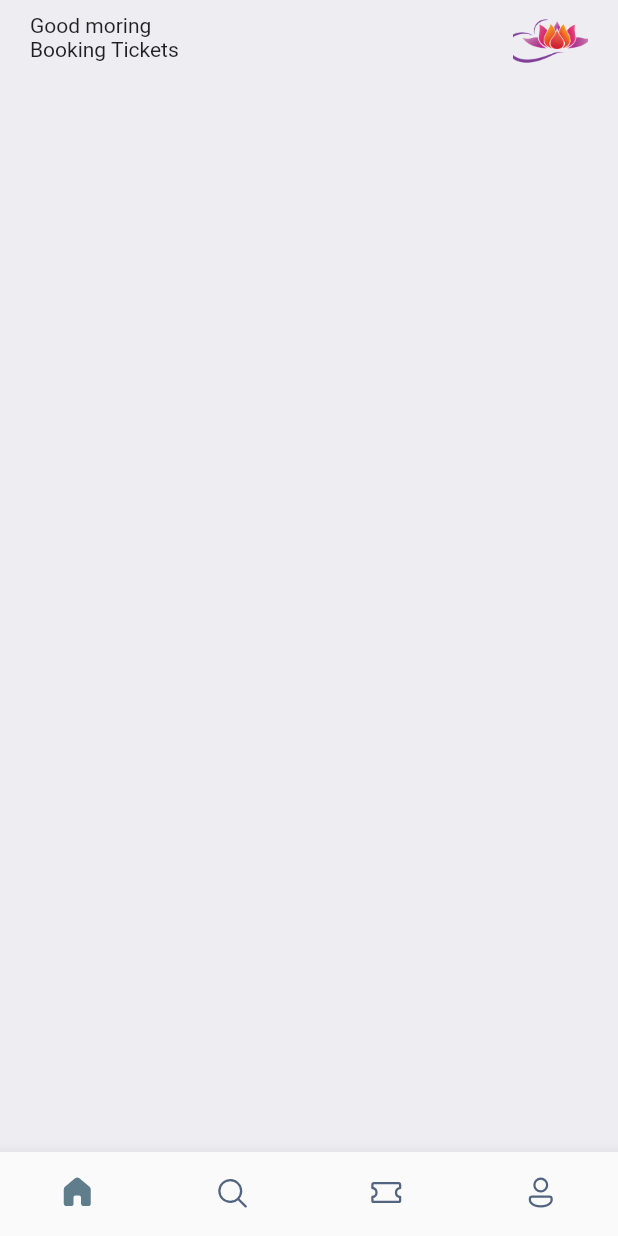
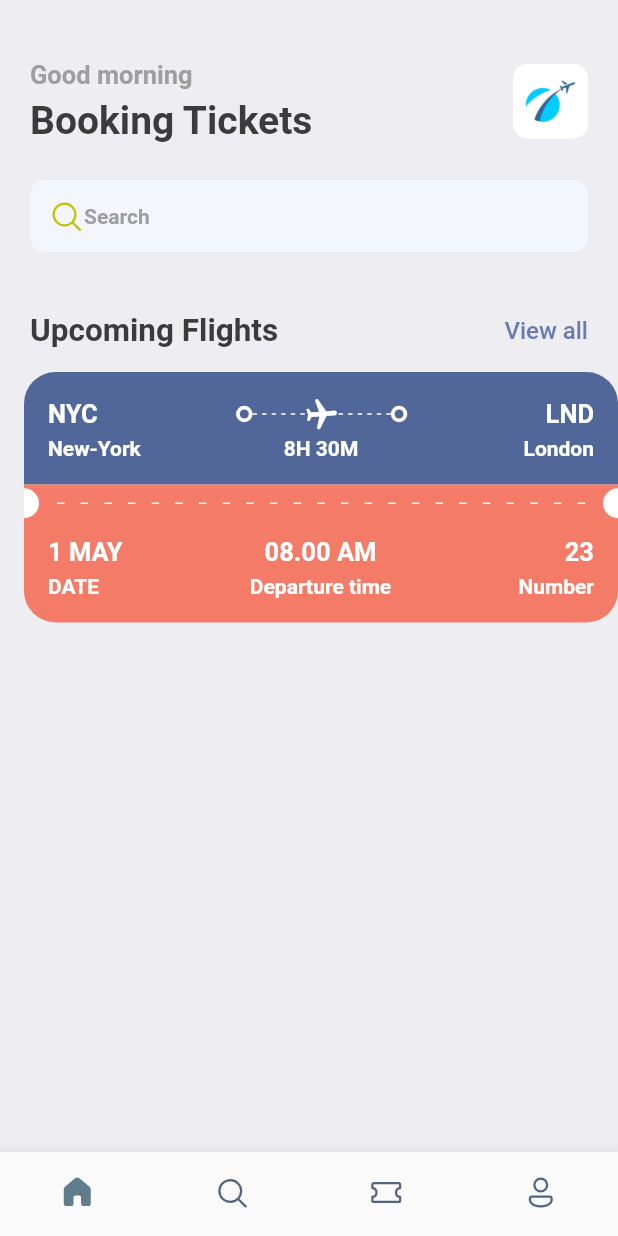
Before and after one commit to Malao-Ang/flutter-ui-Ticket-Booking-App, a Flutter app: the screen it shows after launch, on a phone screen of 412 x 824 dp. Run offline on Flutter 3.47's test engine with Material 2 defaults, Android fonts, the phone set to English and light mode, and no system bars; our stand-ins replace fluentui_icons, gap.

```diff
--- a/lib/main.dart
+++ b/lib/main.dart
@@ -1,4 +1,5 @@
 import 'package:booking_app/screens/bottom_bar.dart';
+import 'package:booking_app/utils/app_styles.dart';
 import 'package:flutter/material.dart';
 
 void main() {
@@ -14,9 +15,7 @@ class MyApp extends StatelessWidget {
     return MaterialApp(
       title: 'Flutter Demo',
       debugShowCheckedModeBanner: false,
-      theme: ThemeData(
-        primarySwatch: Colors.blue,
-      ),
+      theme: ThemeData(primaryColor: primary),
       home: const BottomBar(),
     );
   }
--- a/lib/screens/home_screen.dart
+++ b/lib/screens/home_screen.dart
@@ -1,6 +1,10 @@
+import 'package:booking_app/screens/ticket_view.dart';
+import 'package:booking_app/utils/app_styles.dart';
+import 'package:fluentui_icons/fluentui_icons.dart';
 import 'package:flutter/material.dart';
 import 'package:flutter/src/widgets/framework.dart';
 import 'package:flutter/src/widgets/placeholder.dart';
+import 'package:gap/gap.dart';
 
 class HomeScreen extends StatelessWidget {
   const HomeScreen({super.key});
@@ -8,19 +12,30 @@ class HomeScreen extends StatelessWidget {
   @override
   Widget build(BuildContext context) {
     return Scaffold(
-      backgroundColor: Color(0xFFeeedf2),
+      backgroundColor: Styles.bgColor,
       body: ListView(
         children: [
           Container(
             padding: const EdgeInsets.symmetric(horizontal: 20),
             child: Column(
               children: [
+                const Gap(40),
                 Row(
                   mainAxisAlignment: MainAxisAlignment.spaceBetween,
                   children: [
                     Column(
                       crossAxisAlignment: CrossAxisAlignment.start,
-                      children: [Text("Good moring"), Text("Booking Tickets")],
+                      children: [
+                        Text(
+                          "Good morning",
+                          style: Styles.headLineStyle3,
+                        ),
+                        const Gap(5),
+                        Text(
+                          "Booking Tickets",
+                          style: Styles.headLineStyle1,
+                        )
+                      ],
                     ),
                     Container(
                       height: 50,
@@ -29,10 +44,60 @@ class HomeScreen extends StatelessWidget {
                           borderRadius: BorderRadius.circular(10),
                           image: DecorationImage(
                               fit: BoxFit.fitHeight,
-                              image: AssetImage("assets/images/img_1.png"))),
+                              image: AssetImage("assets/images/img_2.jpg"))),
                     )
                   ],
-                )
+                ),
+                const Gap(
+                  25,
+                ),
+                Container(
+                  padding:
+                      const EdgeInsets.symmetric(horizontal: 12, vertical: 12),
+                  decoration: BoxDecoration(
+                      borderRadius: BorderRadius.circular(10),
+                      color: const Color(0xFFF4F6FD)),
+                  child: Row(
+                    children: [
+                      const Icon(
+                        FluentSystemIcons.ic_fluent_search_regular,
+                        color: Color(0xFFBFC205),
+                      ),
+                      Text("Search", style: Styles.headLineStyle4)
+                    ],
+                  ),
+                ),
+                const Gap(40),
+                Row(
+                  mainAxisAlignment: MainAxisAlignment.spaceBetween,
+                  children: [
+                    Text(
+                      "Upcoming Flights",
+                      style: Styles.headLineStyle2,
+                    ),
+                    InkWell(
+                      onTap: () {
+                        print("view All");
+                      },
+                      child: Text(
+                        "View all",
+                        style: Styles.textStyle
+                            .copyWith(color: Styles.primaryColor),
+                      ),
+                    )
+                  ],
+                ),
+              ],
+            ),
+          ),
+          const Gap(15),
+          SingleChildScrollView(
+            scrollDirection: Axis.horizontal,
+            padding: const EdgeInsets.only(right: 20),
+            child: Row(
+              children: [
+                TicketView(),
+                TicketView(),
               ],
             ),
           )
--- /dev/null
+++ b/lib/screens/ticket_view.dart
@@ -0,0 +1,250 @@
+import 'package:booking_app/screens/widgets/thick_container.dart';
+import 'package:booking_app/utils/app_layout.dart';
+import 'package:booking_app/utils/app_styles.dart';
+import 'package:flutter/material.dart';
+import 'package:flutter/rendering.dart';
+import 'package:flutter/src/widgets/framework.dart';
+import 'package:flutter/src/widgets/placeholder.dart';
+import 'package:gap/gap.dart';
+
+class TicketView extends StatelessWidget {
+  const TicketView({super.key});
+
+  @override
+  Widget build(BuildContext context) {
+    final size = AppLayout.getSize(context);
+    return SizedBox(
+      width: size.width,
+      height: 200,
+      child: Container(
+        margin: const EdgeInsets.only(left: 16),
+        child: Column(children: [
+          /*
+
+
+          **showing the blue part if card
+
+          */
+          Container(
+            decoration: BoxDecoration(
+                color: const Color(0xFF526799),
+                borderRadius: const BorderRadius.only(
+                    topLeft: Radius.circular(21),
+                    topRight: Radius.circular(21))),
+            padding: const EdgeInsets.all(16),
+            child: Column(
+              children: [
+                Row(
+                  children: [
+                    Text(
+                      "NYC",
+                      style:
+                          Styles.headLineStyle3.copyWith(color: Colors.white),
+                    ),
+                    Expanded(child: Container()),
+                    ThickContainer(),
+                    Expanded(
+                        child: Stack(
+                      children: [
+                        SizedBox(
+                          height: 24,
+                          child: LayoutBuilder(
+                            builder: (BuildContext context,
+                                BoxConstraints constraints) {
+                              print(
+                                  "The width is ${constraints.constrainWidth()}");
+                              return Flex(
+                                direction: Axis.horizontal,
+                                mainAxisAlignment:
+                                    MainAxisAlignment.spaceBetween,
+                                mainAxisSize: MainAxisSize.max,
+                                children: List.generate(
+                                    (constraints.constrainWidth() / 6).floor(),
+                                    (index) => SizedBox(
+                                          width: 3,
+                                          height: 1,
+                                          child: DecoratedBox(
+                                              decoration: BoxDecoration(
+                                            color: Colors.white,
+                                          )),
+                                        )),
+                              );
+                            },
+                          ),
+                        ),
+                        Center(
+                          child: Transform.rotate(
+                            angle: 1.5,
+                            child: Icon(
+                              Icons.local_airport_rounded,
+                              color: Colors.white,
+                            ),
+                          ),
+                        ),
+                      ],
+                    )),
+                    ThickContainer(),
+                    const Spacer(),
+                    Text(
+                      "LND",
+                      style:
+                          Styles.headLineStyle3.copyWith(color: Colors.white),
+                    )
+                  ],
+                ),
+                const Gap(3),
+                Row(
+                  mainAxisAlignment: MainAxisAlignment.spaceBetween,
+                  children: [
+                    SizedBox(
+                      width: 100,
+                      child: Text(
+                        'New-York',
+                        style:
+                            Styles.headLineStyle4.copyWith(color: Colors.white),
+                      ),
+                    ),
+                    Text(
+                      "8H 30M",
+                      style:
+                          Styles.headLineStyle4.copyWith(color: Colors.white),
+                    ),
+                    SizedBox(
+                      width: 100,
+                      child: Text(
+                        'London',
+                        textAlign: TextAlign.end,
+                        style:
+                            Styles.headLineStyle4.copyWith(color: Colors.white),
+                      ),
+                    )
+                  ],
+                )
+              ],
+            ),
+          )
+          /*
+        show the orange part of the card/ticket
+
+         */
+          ,
+          Container(
+            color: Styles.orangeColor,
+            child: Row(children: [
+              SizedBox(
+                height: 20,
+                width: 10,
+                child: DecoratedBox(
+                    decoration: BoxDecoration(
+                        color: Colors.white,
+                        borderRadius: BorderRadius.only(
+                            topRight: Radius.circular(10),
+                            bottomRight: Radius.circular(10)))),
+              ),
+              Expanded(
+                  child: Padding(
+                padding: const EdgeInsets.all(12.0),
+                child: LayoutBuilder(builder:
+                    (BuildContext context, BoxConstraints constraints) {
+                  return Flex(
+                    direction: Axis.horizontal,
+                    mainAxisAlignment: MainAxisAlignment.spaceBetween,
+                    mainAxisSize: MainAxisSize.max,
+                    children: List.generate(
+                        (constraints.constrainWidth() / 15).floor(),
+                        (index) => SizedBox(
+                              width: 5,
+                              height: 1,
+                              child: DecoratedBox(
+                                  decoration:
+                                      BoxDecoration(color: Colors.white)),
+                            )),
+                  );
+                }),
+              )),
+              SizedBox(
+                height: 20,
+                width: 10,
+                child: DecoratedBox(
+                    decoration: BoxDecoration(
+                        color: Colors.white,
+                        borderRadius: BorderRadius.only(
+                            topLeft: Radius.circular(10),
+                            bottomLeft: Radius.circular(10)))),
+              )
+            ]),
+          )
+          /*
+  bottom part of the orange card/ticket
+
+       */
+          ,
+          Container(
+            decoration: BoxDecoration(
+                color: Styles.orangeColor,
+                borderRadius: const BorderRadius.only(
+                    bottomLeft: Radius.circular(21),
+                    bottomRight: Radius.circular(21))),
+            padding:
+                const EdgeInsets.only(left: 16, top: 10, right: 16, bottom: 16),
+            child: Column(children: [
+              Row(
+                mainAxisAlignment: MainAxisAlignment.spaceBetween,
+                children: [
+                  Column(
+                    crossAxisAlignment: CrossAxisAlignment.start,
+                    children: [
+                      Text(
+                        "1 MAY",
+                        style:
+                            Styles.headLineStyle3.copyWith(color: Colors.white),
+                      ),
+                      const Gap(5),
+                      Text(
+                        "DATE",
+                        style:
+                            Styles.headLineStyle4.copyWith(color: Colors.white),
+                      )
+                    ],
+                  ),
+                  Column(
+                    crossAxisAlignment: CrossAxisAlignment.center,
+                    children: [
+                      Text(
+                        "08.00 AM",
+                        style:
+                            Styles.headLineStyle3.copyWith(color: Colors.white),
+                      ),
+                      const Gap(5),
+                      Text(
+                        "Departure time",
+                        style:
+                            Styles.headLineStyle4.copyWith(color: Colors.white),
+                      )
+                    ],
+                  ),
+                  Column(
+                    crossAxisAlignment: CrossAxisAlignment.end,
+                    children: [
+                      Text(
+                        "23",
+                        style:
+                            Styles.headLineStyle3.copyWith(color: Colors.white),
+                      ),
+                      const Gap(5),
+                      Text(
+                        "Number",
+                        style:
+                            Styles.headLineStyle4.copyWith(color: Colors.white),
+                      )
+                    ],
+                  )
+                ],
+              )
+            ]),
+          )
+        ]),
+      ),
+    );
+  }
+}
--- /dev/null
+++ b/lib/screens/widgets/thick_container.dart
@@ -0,0 +1,18 @@
+import 'package:flutter/material.dart';
+import 'package:flutter/src/widgets/framework.dart';
+import 'package:flutter/src/widgets/placeholder.dart';
+import 'package:flutter/widgets.dart';
+
+class ThickContainer extends StatelessWidget {
+  const ThickContainer({super.key});
+
+  @override
+  Widget build(BuildContext context) {
+    return Container(
+      padding: const EdgeInsets.all(3.0),
+      decoration: BoxDecoration(
+          borderRadius: BorderRadius.circular(20),
+          border: Border.all(width: 2.5, color: Colors.white)),
+    );
+  }
+}
--- /dev/null
+++ b/lib/utils/app_layout.dart
@@ -0,0 +1,7 @@
+import 'package:flutter/material.dart';
+
+class AppLayout {
+  static getSize(BuildContext context) {
+    return MediaQuery.of(context).size;
+  }
+}
--- a/lib/utils/app_styles.dart
+++ b/lib/utils/app_styles.dart
@@ -6,15 +6,15 @@ class Styles {
   static Color primaryColor = primary;
   static Color textColor = const Color(0xFF3b3b3b);
   static Color bgColor = const Color(0xFFeeedf2);
-  static Color orangeColor = const Color(0xFF526799);
+  static Color orangeColor = const Color(0xFFF37B67);
   static TextStyle textStyle =
       TextStyle(fontSize: 16, color: textColor, fontWeight: FontWeight.w500);
   static TextStyle headLineStyle1 =
       TextStyle(fontSize: 26, color: textColor, fontWeight: FontWeight.bold);
   static TextStyle headLineStyle2 =
       TextStyle(fontSize: 21, color: textColor, fontWeight: FontWeight.bold);
-  static TextStyle headLineStyle3 =
-      TextStyle(fontSize: 17, color: textColor, fontWeight: FontWeight.bold);
+  static TextStyle headLineStyle3 = TextStyle(
+      fontSize: 17, color: Colors.grey.shade500, fontWeight: FontWeight.bold);
   static TextStyle headLineStyle4 = TextStyle(
-      fontSize: 14, color: Colors.grey.shade50, fontWeight: FontWeight.bold);
+      fontSize: 14, color: Colors.grey.shade500, fontWeight: FontWeight.bold);
 }
--- a/pubspec.yaml
+++ b/pubspec.yaml
@@ -36,6 +36,7 @@ dependencies:
   # Use with the CupertinoIcons class for iOS style icons.
   cupertino_icons: ^1.0.2
   fluentui_icons: ^1.0.0
+  gap: ^2.0.0
 
 dev_dependencies:
   flutter_test:
```
Also changed, not shown: assets/images/img_2.jpg (added), pubspec.lock.
